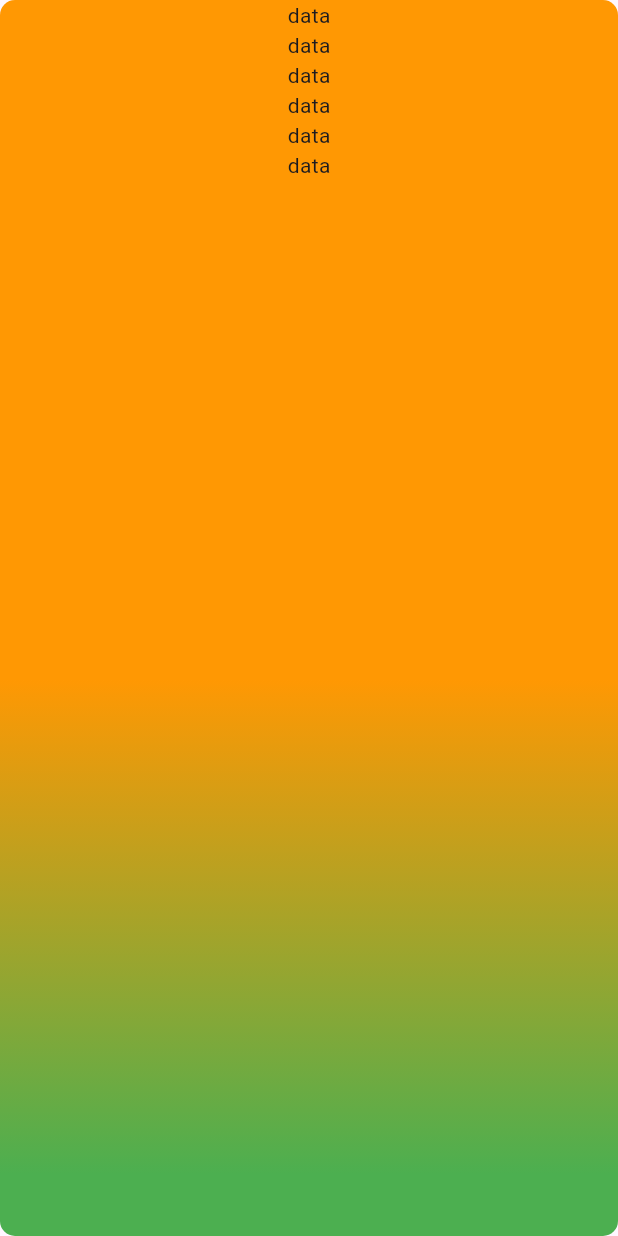
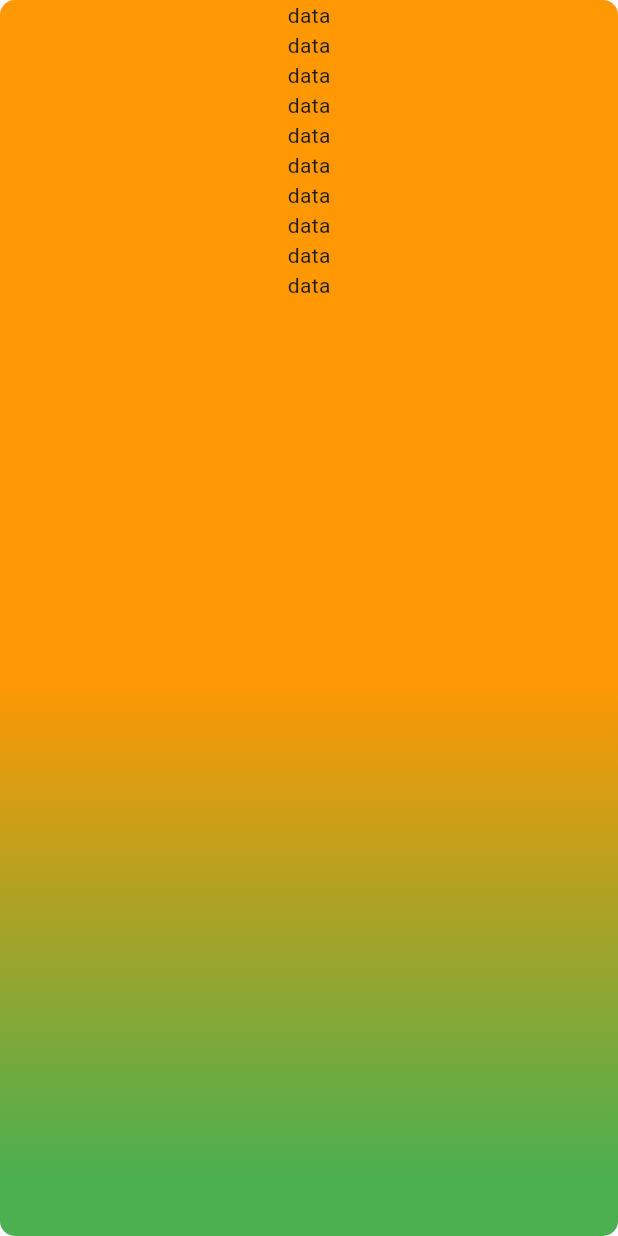
Before and after one commit to fahimshahariar09/calender_practice, a Flutter app: the screen it shows after launch, on a phone screen of 412 x 824 dp. Run offline on Flutter 3.47's test engine with Material 3 defaults, Android fonts, the phone set to English and light mode, and no system bars; our stand-ins replace flutter_otp_text_field, percent_indicator, syncfusion_flutter_sliders; missing offline and left inert: custom_calender_picker.

Commit message:
first commit

```diff
--- a/lib/view/screen/design.dart
+++ b/lib/view/screen/design.dart
@@ -18,9 +18,13 @@ class Design extends StatelessWidget {
                   colors: [Colors.green, Colors.orange.withBlue(3)])),
           child: Column(
             children: [
+              Text("data"),Text("data"),
               Text("data"),
               Text("data"),
-              Text("data"),Text("data"),
+              Text("data"),
+              Text("data"),
+              Text("data"),
+              Text("data"),
               Text("data"),
               Text("data"),
             ],
```
